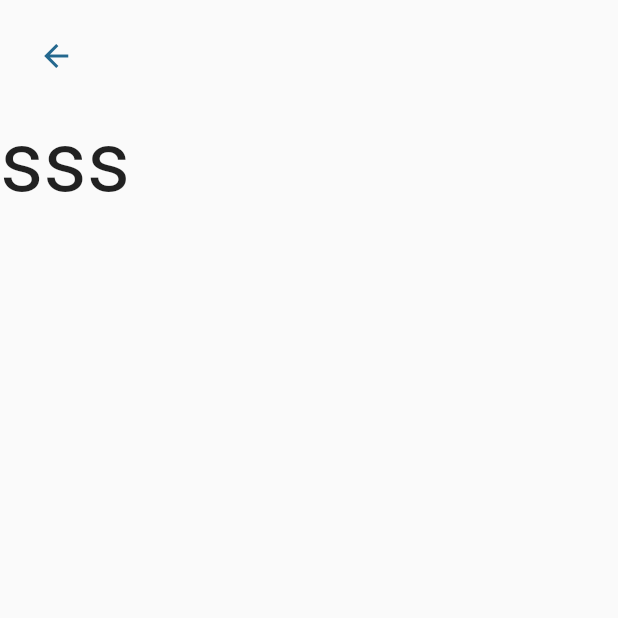
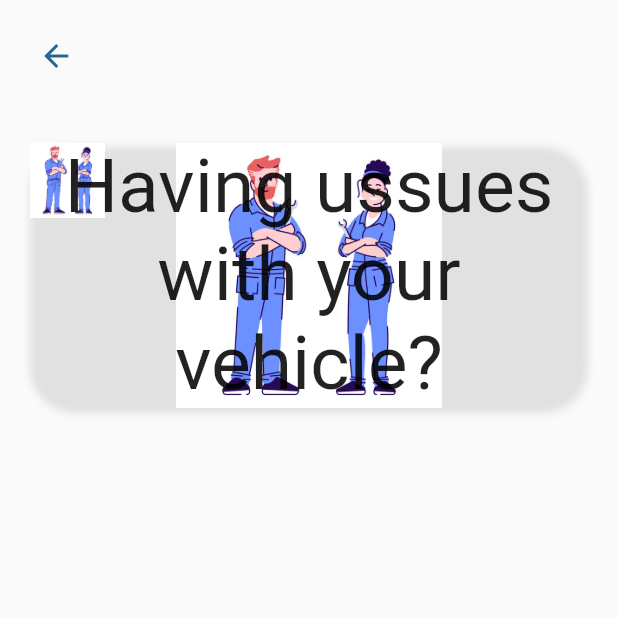
Before and after one commit to sandun-liyanage/Motor_Rescue, a Flutter app: the DriverHome screen opened by its route, on a phone screen of 412 x 824 dp, the top half of it. Run offline on Flutter 3.47's test engine with Material 2 defaults, Android fonts, the light colour scheme and no system bars; our stand-ins replace cloud_firestore, firebase_auth, firebase_core, go_router; accounts and stored records are empty.

Commit message:
ui design

```diff
--- a/lib/src/driver_dashboard/driver_home.dart
+++ b/lib/src/driver_dashboard/driver_home.dart
@@ -18,9 +18,40 @@
         toolbarHeight: 75,
         leadingWidth: 75,
       ),
-      body: const Text(
-        'sss',
-        style: TextStyle(fontSize: 56),
+      body: Material(
+        //elevation: 20,
+        //borderRadius: BorderRadius.all(Radius.circular(30)),
+        child: Padding(
+          padding: const EdgeInsets.all(20),
+          child: Container(
+            decoration: BoxDecoration(
+              borderRadius: BorderRadius.circular(30),
+              image: DecorationImage(
+                  image: AssetImage('assets/images/mechanic.png')),
+              boxShadow: [
+                BoxShadow(
+                  color: Colors.black.withOpacity(0.1),
+
+                  blurRadius: 4,
+                  offset: Offset(0, 3), // changes position of shadow
+                ),
+              ],
+            ),
+            child: Stack(
+              children: const [
+                Image(
+                  image: AssetImage('assets/images/mechanic.png'),
+                  height: 50,
+                ),
+                Text(
+                  'Having ussues with your vehicle?',
+                  textAlign: TextAlign.center,
+                  style: TextStyle(fontSize: 50),
+                ),
+              ],
+            ),
+          ),
+        ),
       ),
     );
   }
```
